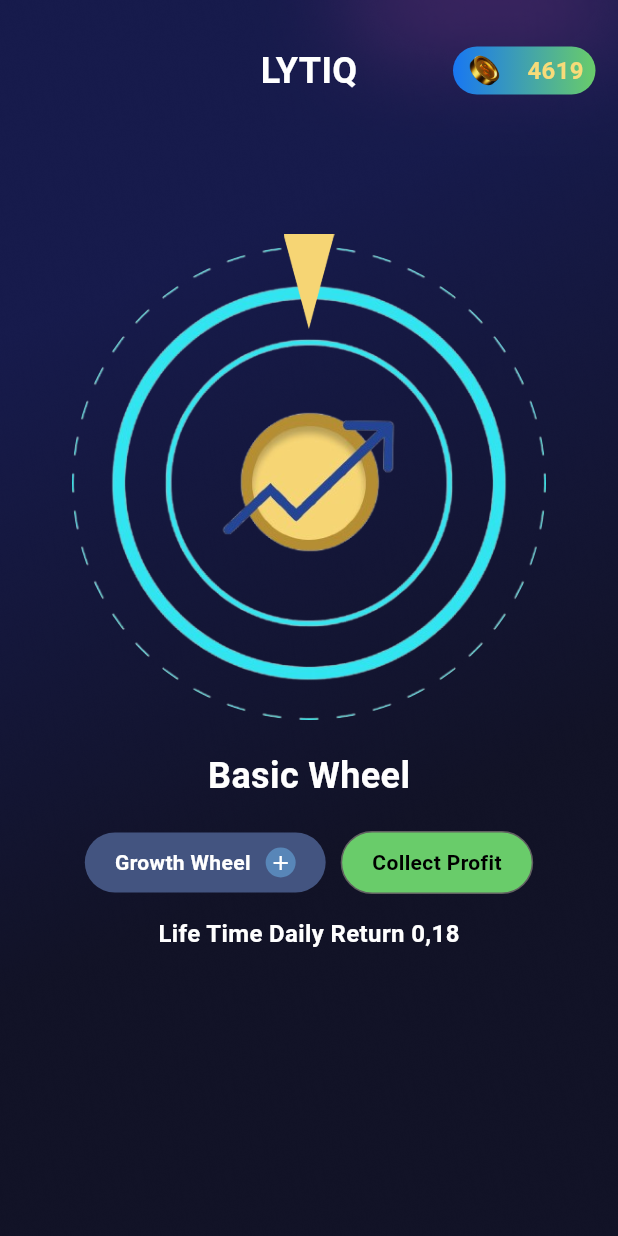
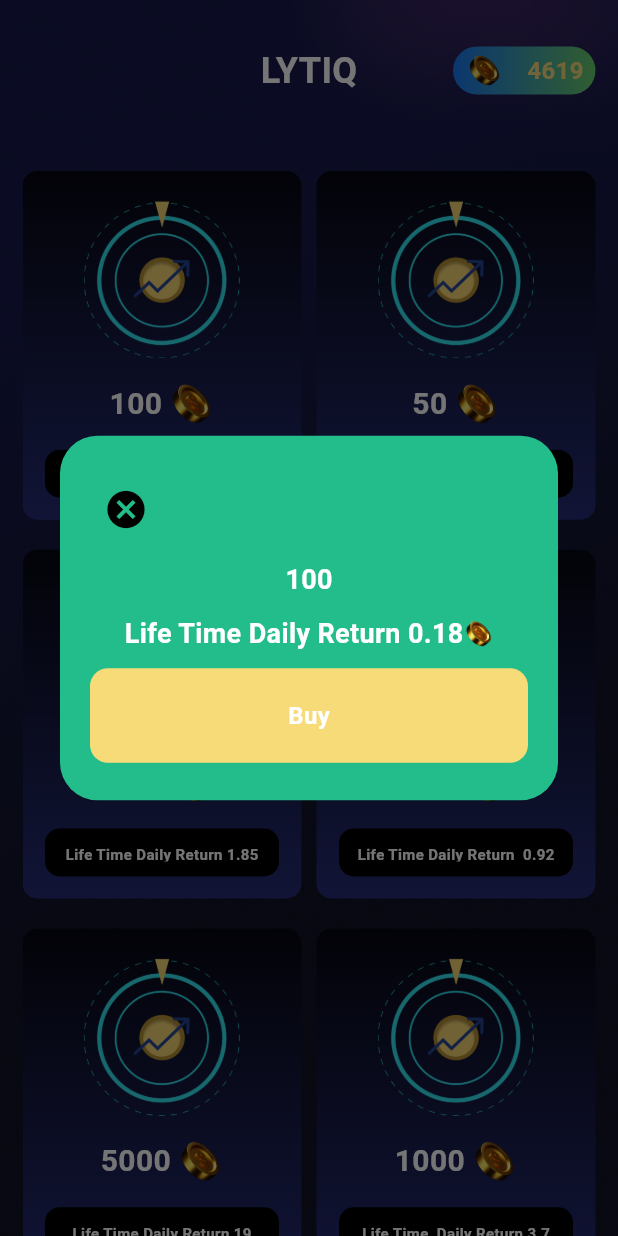
Before and after one commit to AwaisKhan10/lytiq-App, a Flutter app: the SelectWheelCoinsScreen screen opened directly, after a tap on "100", on a phone screen of 412 x 824 dp. Run offline on Flutter 3.47's test engine with Material 3 defaults, Android fonts, the phone set to English and light mode, and no system bars; our stand-ins replace carousel_slider, country_picker, flutter_screenutil, get, google_fonts, pinput; missing offline and left inert: linear_progress_bar; network calls fail.

Commit message:
updated code

```diff
--- a/lib/main.dart
+++ b/lib/main.dart
@@ -2,6 +2,8 @@ import 'package:flutter/material.dart';
 import 'package:flutter_screenutil/flutter_screenutil.dart';
 import 'package:get/get_navigation/src/root/get_material_app.dart';
 import 'package:lytiq/ui/screens/root/root_screen.dart';
+
+import 'package:lytiq/ui/splash_screen.dart';
 
 void main() {
   runApp(const MyApp());
@@ -21,6 +23,7 @@ class MyApp extends StatelessWidget {
       child: GetMaterialApp(
         title: 'Flutter Demo',
         debugShowCheckedModeBanner: false,
+
         theme: ThemeData(
           colorScheme: ColorScheme.fromSeed(seedColor: Colors.deepPurple),
         ),
--- a/lib/ui/screens/root/root_screen.dart
+++ b/lib/ui/screens/root/root_screen.dart
@@ -8,6 +8,8 @@ import 'package:lytiq/ui/screens/history/history_screen.dart';
 import 'package:lytiq/ui/screens/home/home_screen.dart';
 import 'package:lytiq/ui/screens/select_wheel_coins/select_wheel_coins_screen.dart';
 import 'package:lytiq/ui/screens/support/support_screen.dart';
+import 'package:lytiq/ui/screens/wheel/wheel_screen.dart';
+import 'package:lytiq/ui/screens/wheel/wheel_view_model.dart';
 
 class RootScreen extends StatefulWidget {
   const RootScreen({Key? key}) : super(key: key);
@@ -17,12 +19,13 @@ class RootScreen extends StatefulWidget {
 }
 
 class _RootScreenState extends State<RootScreen> {
+  // final WheelViewModel model;
   int _selectedIndex = 0;
 
   final List<Widget> _screens = [
     HomeScreen(),
     GamesScreen(),
-    SelectWheelCoinsScreen(),
+    WheelScreen(wheelCoins: 'Life time daily return 0.18'),
     HistoryScreen(),
     SupportScreen(),
   ];
--- a/lib/ui/screens/select_wheel_coins/select_wheel_coins_screen.dart
+++ b/lib/ui/screens/select_wheel_coins/select_wheel_coins_screen.dart
@@ -5,7 +5,9 @@ import 'package:get/state_manager.dart';
 import 'package:lytiq/core/contant/app_assets.dart';
 import 'package:lytiq/core/contant/colors.dart';
 import 'package:lytiq/core/contant/text_style.dart';
+import 'package:lytiq/ui/custom_widget/buttons/simple_custom_button.dart';
 import 'package:lytiq/ui/custom_widget/custom_scaffold/custom_scaffold.dart';
+import 'package:lytiq/ui/screens/root/root_screen.dart';
 import 'package:lytiq/ui/screens/select_wheel_coins/select_wheel_coins_view_model.dart';
 import 'package:lytiq/ui/screens/wheel/wheel_screen.dart';
 import 'package:provider/provider.dart';
@@ -80,12 +82,13 @@ class SelectWheelCoinsScreen extends StatelessWidget {
                       itemBuilder: (BuildContext context, int index) {
                         return CustomSelectWheelCoinsCard(
                           onTap: () {
-                            Get.to(
-                              WheelScreen(
-                                wheelCoins:
-                                    model.selectWheelCoinsList[index].text,
-                              ),
-                            );
+                            _showConfirmationDialog(context, model, index);
+                            // Get.to(
+                            //   WheelScreen(
+                            //     wheelCoins:
+                            //         model.selectWheelCoinsList[index].text,
+                            //   ),
+                            // );
                           },
                           coins: model.selectWheelCoinsList[index],
                         );
@@ -100,6 +103,83 @@ class SelectWheelCoinsScreen extends StatelessWidget {
       ),
     );
   }
+}
+
+///
+///. confirmation popUp
+///
+
+void _showConfirmationDialog(
+  BuildContext context,
+  SelectWheelCoinsViewModel model,
+  index,
+) {
+  showDialog(
+    context: context,
+    barrierDismissible: false,
+    builder: (context) {
+      return Dialog(
+        shape: RoundedRectangleBorder(borderRadius: BorderRadius.circular(25)),
+        backgroundColor: statusColor,
+        child: Padding(
+          padding: const EdgeInsets.symmetric(horizontal: 20, vertical: 25),
+          child: Column(
+            mainAxisSize: MainAxisSize.min,
+            crossAxisAlignment: CrossAxisAlignment.start,
+            mainAxisAlignment: MainAxisAlignment.start,
+            children: [
+              IconButton(
+                onPressed: () {
+                  Get.back();
+                },
+                icon: Icon(Icons.cancel, color: blackColor, size: 30),
+              ),
+              10.verticalSpace,
+
+              Center(
+                child: Text(
+                  model.selectWheelCoinsList[index].coins,
+                  style: style18.copyWith(),
+                ),
+              ),
+              10.verticalSpace,
+              Center(
+                child: Row(
+                  crossAxisAlignment: CrossAxisAlignment.center,
+                  mainAxisAlignment: MainAxisAlignment.center,
+                  children: [
+                    Text(
+                      model.selectWheelCoinsList[index].text,
+                      style: style18.copyWith(),
+                    ),
+                    SizedBox(
+                      height: 20,
+                      width: 20,
+                      child: Image.asset(AppAssets.coin),
+                    ),
+                  ],
+                ),
+              ),
+              10.verticalSpace,
+              CustomButton(
+                color: ternaryColor,
+                text: "Buy",
+                onTap: () {
+                  // Navigator.pop(context);
+                  // navigator!.pop(context);
+                  Get.offAll(
+                    WheelScreen(
+                      wheelCoins: model.selectWheelCoinsList[index].text,
+                    ),
+                  );
+                },
+              ),
+            ],
+          ),
+        ),
+      );
+    },
+  );
 }
 
 ///
--- a/lib/ui/screens/select_wheel_coins/select_wheel_coins_view_model.dart
+++ b/lib/ui/screens/select_wheel_coins/select_wheel_coins_view_model.dart
@@ -3,11 +3,11 @@ import 'package:lytiq/ui/screens/select_wheel_coins/select_wheel_coins_screen.da
 
 class SelectWheelCoinsViewModel extends BaseViewModel {
   final List<SelectWheelCoinsModel> selectWheelCoinsList = [
-    SelectWheelCoinsModel(coins: '100', text: 'Life Time Daily Return 0,18'),
-    SelectWheelCoinsModel(coins: '50', text: 'Life Time Daily Return 0,37'),
-    SelectWheelCoinsModel(coins: '500', text: 'Life Time Daily Return 1,85'),
-    SelectWheelCoinsModel(coins: '250', text: 'Life Time Daily Return  0,92'),
+    SelectWheelCoinsModel(coins: '100', text: 'Life Time Daily Return 0.18'),
+    SelectWheelCoinsModel(coins: '50', text: 'Life Time Daily Return 0.37'),
+    SelectWheelCoinsModel(coins: '500', text: 'Life Time Daily Return 1.85'),
+    SelectWheelCoinsModel(coins: '250', text: 'Life Time Daily Return  0.92'),
     SelectWheelCoinsModel(coins: '5000', text: 'Life Time Daily Return 19'),
-    SelectWheelCoinsModel(coins: '1000', text: 'Life Time  Daily Return 3,7'),
+    SelectWheelCoinsModel(coins: '1000', text: 'Life Time  Daily Return 3.7'),
   ];
 }
```
Also changed, not shown: lib/ui/screens/profile/profile_screen.dart (+11 -4 lines), lib/ui/screens/support/support_view_model.dart (+5 -15 lines).
